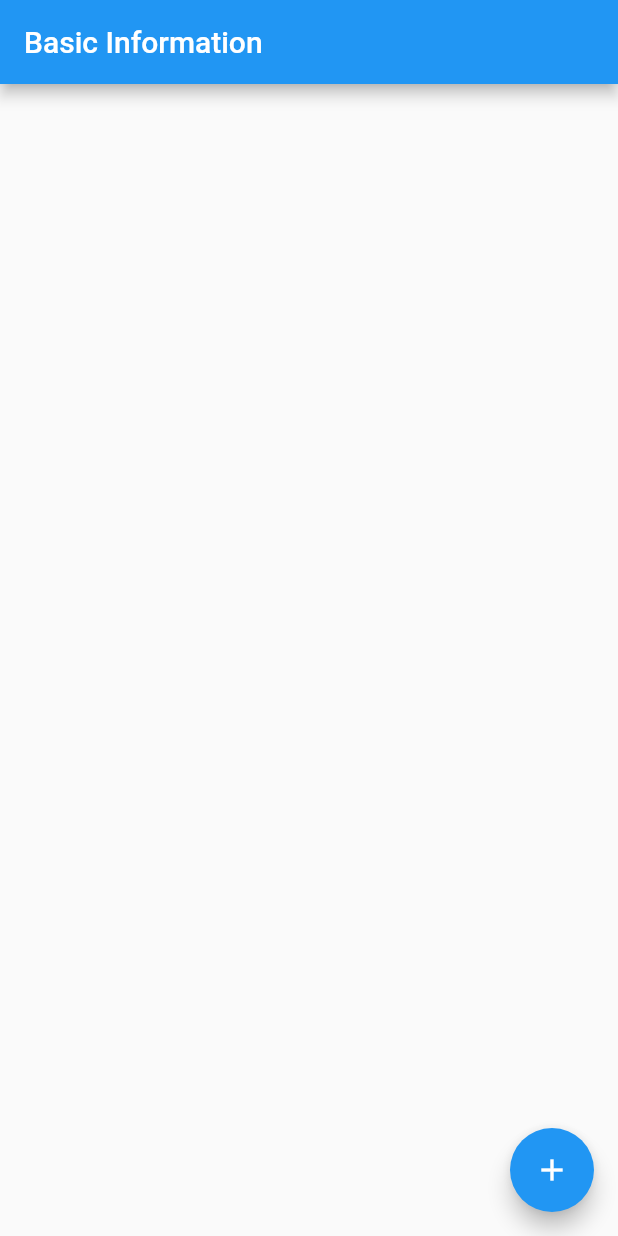
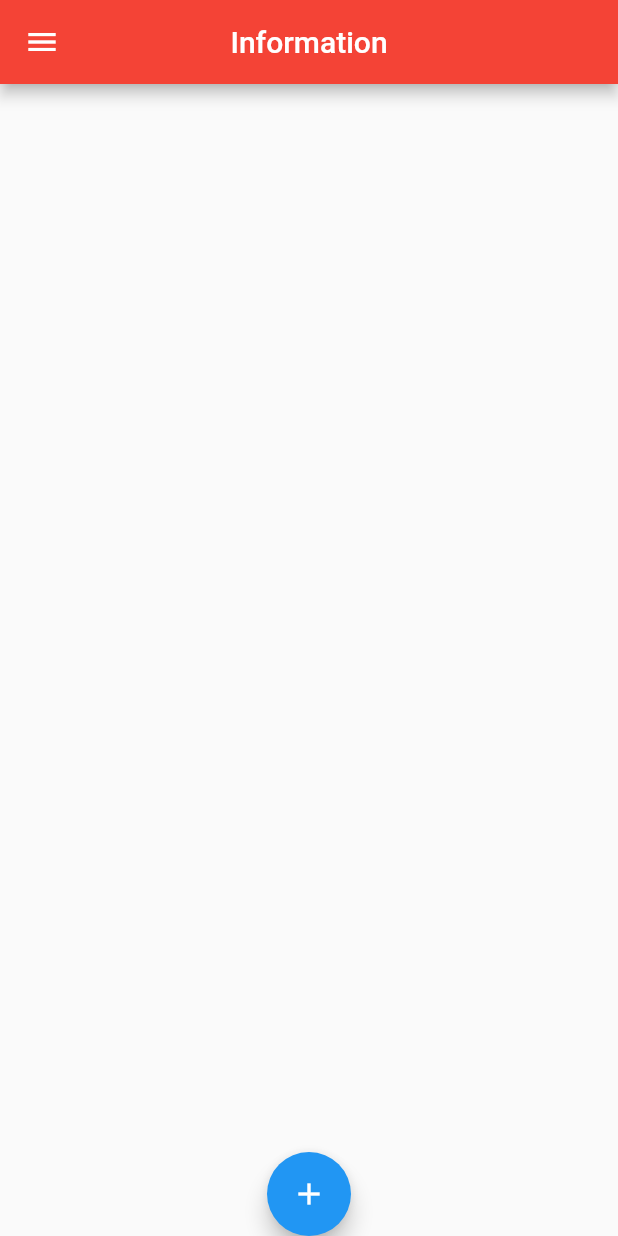
Before and after one commit to eunrose/simpleapplication, a Flutter app: the screen it shows after launch, on a phone screen of 412 x 824 dp. Run offline on Flutter 3.47's test engine with Material 2 defaults, Android fonts, the phone set to English and light mode, and no system bars.

Commit message:
first commit

```diff
--- a/lib/Pages/homepage.dart
+++ b/lib/Pages/homepage.dart
@@ -16,7 +16,7 @@ class MyHomePage extends StatefulWidget {
 
 class _MyHomePageState extends State<MyHomePage> {
 
-  Student estudent =
+  Student student =
   Student(
     name: '',
     birthday: '',
@@ -33,8 +33,10 @@ class _MyHomePageState extends State<MyHomePage> {
 
     return Scaffold(
       appBar: AppBar(
-        title: const Text('Basic Information'),
-      ),
+        title: const Text('Information'),
+        centerTitle: true,
+        backgroundColor: Colors.red,
+        ),
       body: ListView.builder(
         itemCount: information.length,
         itemBuilder: (context, index){
@@ -55,13 +57,34 @@ class _MyHomePageState extends State<MyHomePage> {
                       context,
                       MaterialPageRoute(
                           builder: (context)=> DetailsPage(details: information[index])
-                      )
+                      ),
                   );
                 },
               ),
             ),
           );
         },
+      ),
+      drawer: Drawer(
+          child: ListView(
+            padding: EdgeInsets.zero,
+            children: const <Widget> [
+              DrawerHeader(child: Center(
+                child: Icon(Icons.person_outline),
+              ),
+              ),
+              ListTile(
+                leading: Icon(Icons.supervised_user_circle),
+                title: Text('eunrosie'),
+              ),
+              Divider(thickness: 1.0,),
+              ListTile(
+                leading: Icon(Icons.alternate_email),
+                title: Text('roselynlingkit@gmail.com'),
+              )
+            ],
+
+          )
       ),
       floatingActionButton: FloatingActionButton(
         onPressed: ()async{
@@ -74,10 +97,12 @@ class _MyHomePageState extends State<MyHomePage> {
             setState(() {
               information.add(newlistinfo);
             });
-          }
-        },
+          }},
         child: const Icon(Icons.add),
+
       ),
+      floatingActionButtonLocation: FloatingActionButtonLocation.centerDocked,
     );
   }
+
 }
```
